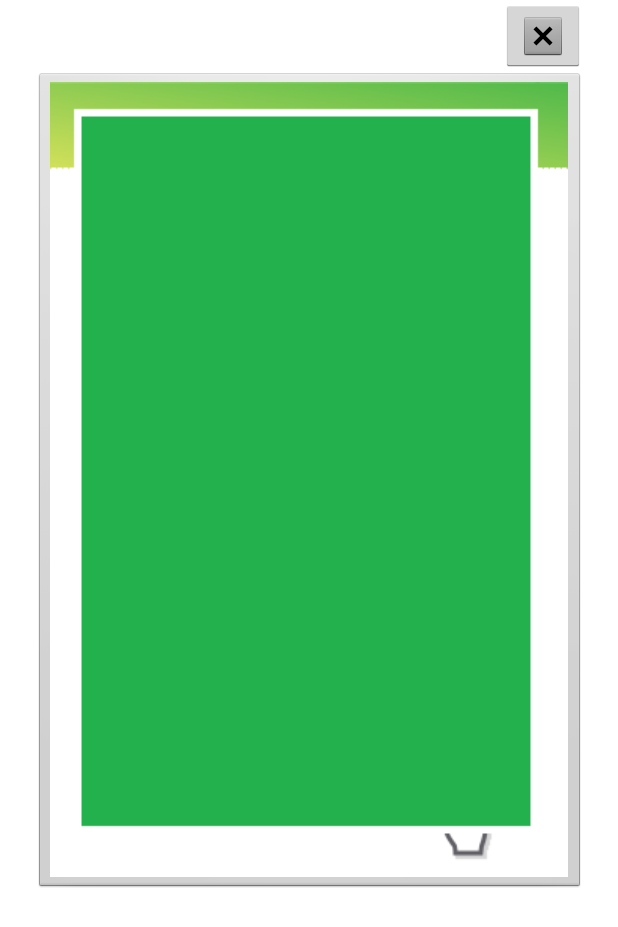
After one commit to richrono/alert_sample, an Android app: the layout fragment_news.xml on its own in the app's theme, with its tools: preview values and no code run, on a phone screen of 412 x 824 dp. The commit adds this screen. Shown: the top 927 px of the screen. Run offline under Robolectric (Android 15) with nearby library versions, the light colour scheme and no system bars.

Commit message:
アプリ起動でfragment自動呼び出し 画像部分と閉じるボタン部分クリックで閉じる ３つ目のボタンクリックで再度呼び出すことも可能

```diff
--- /dev/null
+++ b/app/src/main/res/layout/fragment_news.xml
@@ -0,0 +1,42 @@
+<?xml version="1.0" encoding="utf-8"?>
+<androidx.constraintlayout.widget.ConstraintLayout
+    xmlns:android="http://schemas.android.com/apk/res/android"
+    xmlns:app="http://schemas.android.com/apk/res-auto"
+    xmlns:tools="http://schemas.android.com/tools"
+    android:layout_width="match_parent"
+    android:layout_height="match_parent">
+
+    <LinearLayout
+        android:layout_width="wrap_content"
+        android:layout_height="wrap_content"
+        android:gravity="center_horizontal"
+        android:orientation="vertical"
+        app:layout_constraintEnd_toEndOf="parent"
+        app:layout_constraintStart_toStartOf="parent"
+        app:layout_constraintTop_toTopOf="parent">
+
+        <ImageButton
+            android:id="@+id/imgBtnClose"
+            style="@android:style/Widget.Holo.Light.ImageButton"
+            android:layout_width="wrap_content"
+            android:layout_height="wrap_content"
+            android:layout_gravity="right"
+            android:focusable="true"
+            android:minWidth="32dp"
+            android:minHeight="32dp"
+            app:srcCompat="@android:drawable/btn_dialog"
+            tools:ignore="TouchTargetSizeCheck,SpeakableTextPresentCheck" />
+
+        <ImageButton
+            android:id="@+id/imgBtnNews"
+            style="@android:style/Widget.ImageButton"
+            android:layout_width="wrap_content"
+            android:layout_height="wrap_content"
+            android:clickable="true"
+            android:focusable="true"
+            app:srcCompat="@drawable/touka001"
+            tools:ignore="SpeakableTextPresentCheck" />
+
+    </LinearLayout>
+
+</androidx.constraintlayout.widget.ConstraintLayout>
```
Also changed, not shown: app/src/main/java/com/example/alert_sample/MainActivity.kt (+7 -6 lines), app/src/main/java/com/example/alert_sample/NewsFragment.kt (+49 -24 lines), app/src/main/res/layout/view_img_button.xml (deleted, +0 -75 lines).
